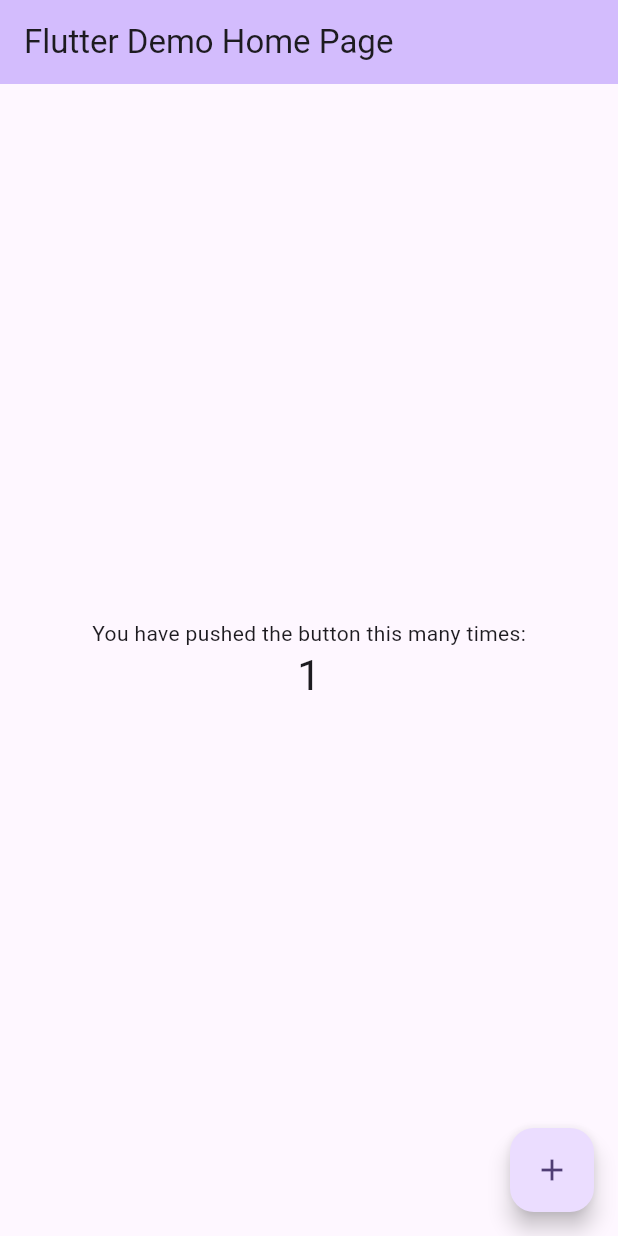
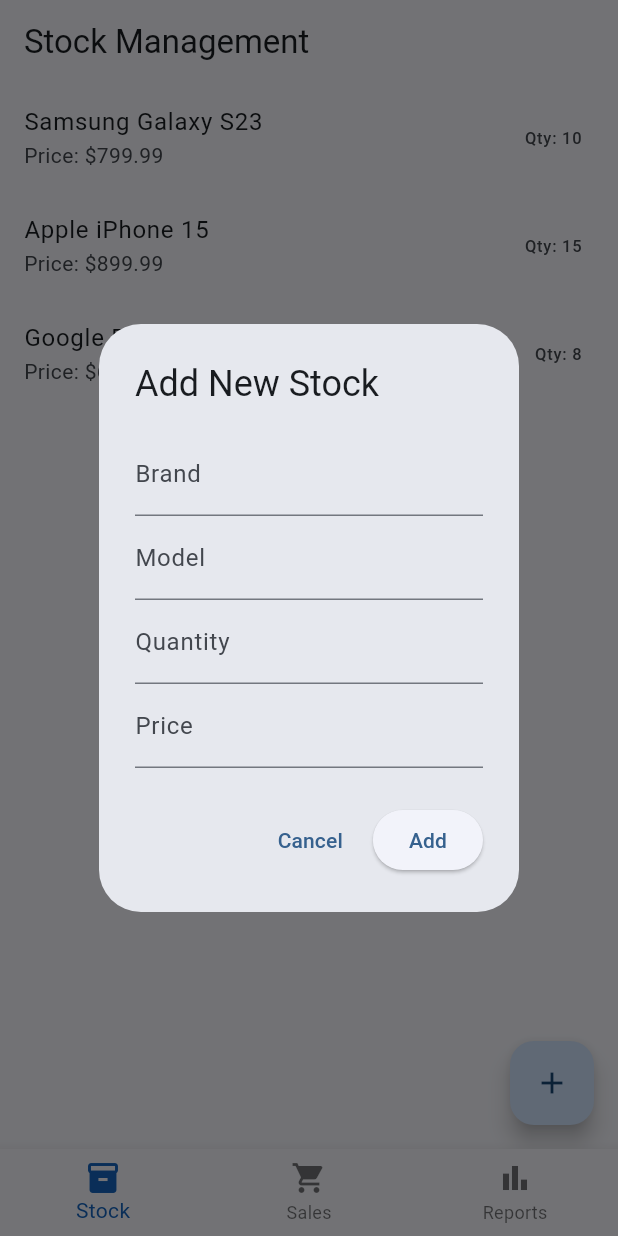
Before and after one commit to could-ai/019a1231-d03d-7fa0-ac1f-14bbb9b56775, a Flutter app: the screen it shows after launch, after a tap on the "add" icon, on a phone screen of 412 x 824 dp. Run offline on Flutter 3.47's test engine with Material 3 defaults, Android fonts, the phone set to English and light mode, and no system bars.

Commit message:
He reestructurado completamente el archivo `main.dart` para crear la base de la aplicación de gestión de stock. He eliminado el contador de ejemplo y he implementado una pantalla principal (`HomeScreen`) con una barra de navegación inferior (`BottomNavigationBar`). Esta barra permite al usuario moverse entre las tres secciones principales que solicitaste: "Stock", "Ventas" y "Reportes", cada una asociada a un nuevo widget de pantalla que también he creado.; He creado un nuevo archivo para definir el modelo de datos `Cellphone`. Esta clase representa un teléfono celular en nuestro inventario y contiene propiedades esenciales como `id`, `brand` (marca), `model` (modelo), `quantity` (cantidad) y `price` (precio). Este modelo será fundamental para gestionar los datos de manera estructurada en toda la aplicación.; He añadido un nuevo modelo de datos para las ventas, `Sale`. Esta clase registrará la información de cada venta, incluyendo el `cellphone` vendido, la cantidad (`quantitySold`), y la fecha de la transacción (`saleDate`). Esto nos permitirá llevar un registro detallado de todas las ventas realizadas.; He creado la pantalla de "Stock", que es la primera sección de la aplicación. Esta pantalla muestra una lista del inventario de celulares actual (usando datos de ejemplo por ahora). Incluye un botón flotante que abre un diálogo para que puedas "Cargar Stock" fácilmente, permitiendo añadir nuevos celulares con su marca, modelo, cantidad y precio.; He desarrollado la pantalla de "Ventas". Esta sección muestra un historial de las ventas realizadas. Al igual que en la pantalla de stock, he incluido un botón flotante para "Cargar Ventas". Por ahora, este botón abre un diálogo de marcador de posición, que en el futuro permitirá seleccionar un producto del stock y registrar la cantidad vendida.; Finalmente, he creado la pantalla de "Reportes". Esta pantalla está diseñada para darte una vista rápida y resumida de la información clave de tu negocio. Por el momento, muestra datos estáticos como el valor total del stock, el número de artículos en inventario y el total de artículos vendidos, cumpliendo con tu requisito de "Generar un Reporte".

```diff
--- a/usr/lib/main.dart
+++ b/usr/lib/main.dart
@@ -1,4 +1,7 @@
 import 'package:flutter/material.dart';
+import 'screens/stock_screen.dart';
+import 'screens/sales_screen.dart';
+import 'screens/reports_screen.dart';
 
 void main() {
   runApp(const MyApp());
@@ -7,114 +10,67 @@ void main() {
 class MyApp extends StatelessWidget {
   const MyApp({super.key});
 
-  // This widget is the root of your application.
   @override
   Widget build(BuildContext context) {
     return MaterialApp(
-      title: 'Flutter Demo',
+      title: 'Stock Manager',
       debugShowCheckedModeBanner: false,
       theme: ThemeData(
-        // This is the theme of your application.
-        //
-        // TRY THIS: Try running your application with "flutter run". You'll see
-        // the application has a purple toolbar. Then, without quitting the app,
-        // try changing the seedColor in the colorScheme below to Colors.green
-        // and then invoke "hot reload" (save your changes or press the "hot
-        // reload" button in a Flutter-supported IDE, or press "r" if you used
-        // the command line to start the app).
-        //
-        // Notice that the counter didn't reset back to zero; the application
-        // state is not lost during the reload. To reset the state, use hot
-        // restart instead.
-        //
-        // This works for code too, not just values: Most code changes can be
-        // tested with just a hot reload.
-        colorScheme: ColorScheme.fromSeed(seedColor: Colors.deepPurple),
+        colorScheme: ColorScheme.fromSeed(seedColor: Colors.blue),
+        useMaterial3: true,
       ),
-      home: const MyHomePage(title: 'Flutter Demo Home Page'),
+      home: const HomeScreen(),
     );
   }
 }
 
-class MyHomePage extends StatefulWidget {
-  const MyHomePage({super.key, required this.title});
-
-  // This widget is the home page of your application. It is stateful, meaning
-  // that it has a State object (defined below) that contains fields that affect
-  // how it looks.
-
-  // This class is the configuration for the state. It holds the values (in this
-  // case the title) provided by the parent (in this case the App widget) and
-  // used by the build method of the State. Fields in a Widget subclass are
-  // always marked "final".
-
-  final String title;
+class HomeScreen extends StatefulWidget {
+  const HomeScreen({super.key});
 
   @override
-  State<MyHomePage> createState() => _MyHomePageState();
+  State<HomeScreen> createState() => _HomeScreenState();
 }
 
-class _MyHomePageState extends State<MyHomePage> {
-  int _counter = 0;
+class _HomeScreenState extends State<HomeScreen> {
+  int _selectedIndex = 0;
 
-  void _incrementCounter() {
+  static const List<Widget> _widgetOptions = <Widget>[
+    StockScreen(),
+    SalesScreen(),
+    ReportsScreen(),
+  ];
+
+  void _onItemTapped(int index) {
     setState(() {
-      // This call to setState tells the Flutter framework that something has
-      // changed in this State, which causes it to rerun the build method below
-      // so that the display can reflect the updated values. If we changed
-      // _counter without calling setState(), then the build method would not be
-      // called again, and so nothing would appear to happen.
-      _counter++;
+      _selectedIndex = index;
     });
   }
 
   @override
   Widget build(BuildContext context) {
-    // This method is rerun every time setState is called, for instance as done
-    // by the _incrementCounter method above.
-    //
-    // The Flutter framework has been optimized to make rerunning build methods
-    // fast, so that you can just rebuild anything that needs updating rather
-    // than having to individually change instances of widgets.
     return Scaffold(
-      appBar: AppBar(
-        // TRY THIS: Try changing the color here to a specific color (to
-        // Colors.amber, perhaps?) and trigger a hot reload to see the AppBar
-        // change color while the other colors stay the same.
-        backgroundColor: Theme.of(context).colorScheme.inversePrimary,
-        // Here we take the value from the MyHomePage object that was created by
-        // the App.build method, and use it to set our appbar title.
-        title: Text(widget.title),
+      body: Center(
+        child: _widgetOptions.elementAt(_selectedIndex),
       ),
-      body: Center(
-        // Center is a layout widget. It takes a single child and positions it
-        // in the middle of the parent.
-        child: Column(
-          // Column is also a layout widget. It takes a list of children and
-          // arranges them vertically. By default, it sizes itself to fit its
-          // children horizontally, and tries to be as tall as its parent.
-          //
-          // Column has various properties to control how it sizes itself and
-          // how it positions its children. Here we use mainAxisAlignment to
-          // center the children vertically; the main axis here is the vertical
-          // axis because Columns are vertical (the cross axis would be
-          // horizontal).
-          //
-          // TRY THIS: Invoke "debug painting" (choose the "Toggle Debug Paint"
-          // action in the IDE, or press "p" in the console), to see the
-          // wireframe for each widget.
-          mainAxisAlignment: MainAxisAlignment.center,
-          children: <Widget>[
-            const Text('You have pushed the button this many times:'),
-            Text('$_counter', style: Theme.of(context).textTheme.headlineMedium),
-          ],
-        ),
+      bottomNavigationBar: BottomNavigationBar(
+        items: const <BottomNavigationBarItem>[
+          BottomNavigationBarItem(
+            icon: Icon(Icons.inventory_2),
+            label: 'Stock',
+          ),
+          BottomNavigationBarItem(
+            icon: Icon(Icons.shopping_cart),
+            label: 'Sales',
+          ),
+          BottomNavigationBarItem(
+            icon: Icon(Icons.bar_chart),
+            label: 'Reports',
+          ),
+        ],
+        currentIndex: _selectedIndex,
+        selectedItemColor: Colors.blue[800],
+        onTap: _onItemTapped,
       ),
-      floatingActionButton: FloatingActionButton(
-        onPressed: _incrementCounter,
-        tooltip: 'Increment',
-        child: const Icon(Icons.add),
-      ), // This trailing comma makes auto-formatting nicer for build methods.
     );
   }
 }
--- /dev/null
+++ b/usr/lib/models/cellphone.dart
@@ -0,0 +1,15 @@
+class Cellphone {
+  final String id;
+  final String brand;
+  final String model;
+  int quantity;
+  final double price;
+
+  Cellphone({
+    required this.id,
+    required this.brand,
+    required this.model,
+    required this.quantity,
+    required this.price,
+  });
+}
--- /dev/null
+++ b/usr/lib/screens/stock_screen.dart
@@ -0,0 +1,102 @@
+import 'package:flutter/material.dart';
+import '../models/cellphone.dart';
+
+class StockScreen extends StatefulWidget {
+  const StockScreen({super.key});
+
+  @override
+  State<StockScreen> createState() => _StockScreenState();
+}
+
+class _StockScreenState extends State<StockScreen> {
+  final List<Cellphone> _cellphones = [
+    Cellphone(id: '1', brand: 'Samsung', model: 'Galaxy S23', quantity: 10, price: 799.99),
+    Cellphone(id: '2', brand: 'Apple', model: 'iPhone 15', quantity: 15, price: 899.99),
+    Cellphone(id: '3', brand: 'Google', model: 'Pixel 8', quantity: 8, price: 699.99),
+  ];
+
+  void _addCellphone(Cellphone cellphone) {
+    setState(() {
+      _cellphones.add(cellphone);
+    });
+  }
+
+  void _showAddStockDialog() {
+    final brandController = TextEditingController();
+    final modelController = TextEditingController();
+    final quantityController = TextEditingController();
+    final priceController = TextEditingController();
+
+    showDialog(
+      context: context,
+      builder: (context) {
+        return AlertDialog(
+          title: const Text('Add New Stock'),
+          content: SingleChildScrollView(
+            child: Column(
+              mainAxisSize: MainAxisSize.min,
+              children: [
+                TextField(controller: brandController, decoration: const InputDecoration(labelText: 'Brand')),
+                TextField(controller: modelController, decoration: const InputDecoration(labelText: 'Model')),
+                TextField(controller: quantityController, decoration: const InputDecoration(labelText: 'Quantity'), keyboardType: TextInputType.number),
+                TextField(controller: priceController, decoration: const InputDecoration(labelText: 'Price'), keyboardType: const TextInputType.numberWithOptions(decimal: true)),
+              ],
+            ),
+          ),
+          actions: [
+            TextButton(
+              onPressed: () => Navigator.of(context).pop(),
+              child: const Text('Cancel'),
+            ),
+            ElevatedButton(
+              onPressed: () {
+                final brand = brandController.text;
+                final model = modelController.text;
+                final quantity = int.tryParse(quantityController.text) ?? 0;
+                final price = double.tryParse(priceController.text) ?? 0.0;
+
+                if (brand.isNotEmpty && model.isNotEmpty && quantity > 0 && price > 0) {
+                  final newCellphone = Cellphone(
+                    id: DateTime.now().toString(),
+                    brand: brand,
+                    model: model,
+                    quantity: quantity,
+                    price: price,
+                  );
+                  _addCellphone(newCellphone);
+                  Navigator.of(context).pop();
+                }
+              },
+              child: const Text('Add'),
+            ),
+          ],
+        );
+      },
+    );
+  }
+
+  @override
+  Widget build(BuildContext context) {
+    return Scaffold(
+      appBar: AppBar(
+        title: const Text('Stock Management'),
+      ),
+      body: ListView.builder(
+        itemCount: _cellphones.length,
+        itemBuilder: (context, index) {
+          final cellphone = _cellphones[index];
+          return ListTile(
+            title: Text('${cellphone.brand} ${cellphone.model}'),
+            subtitle: Text('Price: \$${cellphone.price.toStringAsFixed(2)}'),
+            trailing: Text('Qty: ${cellphone.quantity}'),
+          );
+        },
+      ),
+      floatingActionButton: FloatingActionButton(
+        onPressed: _showAddStockDialog,
+        tooltip: 'Add Stock',
+        child: const Icon(Icons.add),
+      ),
+    );
+  }
+}
```
Also changed, not shown: usr/lib/models/sale.dart (added, +13 -0 lines), usr/lib/screens/reports_screen.dart (added, +47 -0 lines), usr/lib/screens/sales_screen.dart (added, +78 -0 lines).
